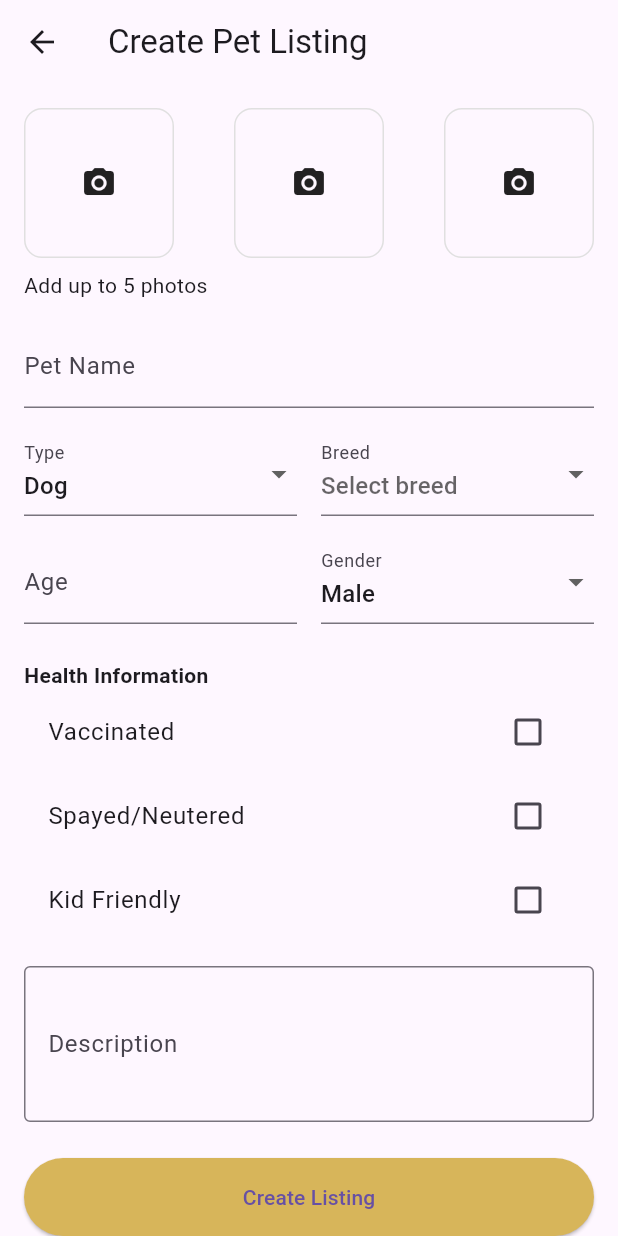
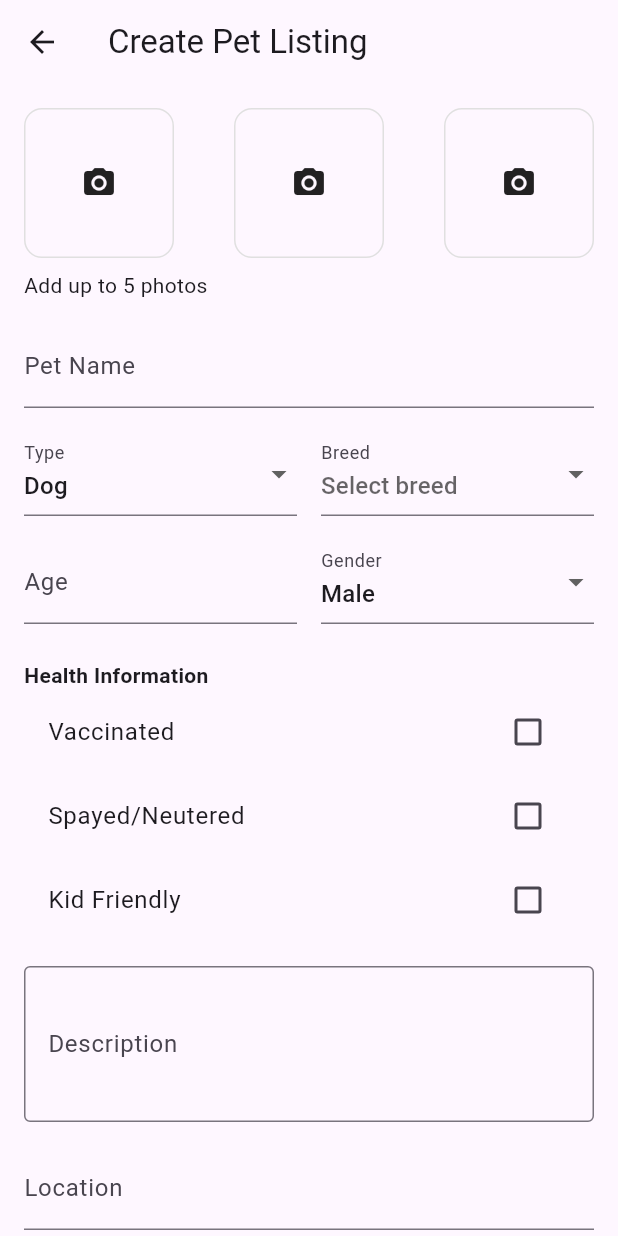
Before and after one commit to GNbros/fureverhome, a Flutter app: the CreatePetListingPage screen opened directly, on a phone screen of 412 x 824 dp. Run offline on Flutter 3.47's test engine with Material 3 defaults, Android fonts, the phone set to English and light mode, and no system bars; network calls fail.

Commit message:
fix some details

```diff
--- a/lib/views/create_pet_listing.dart
+++ b/lib/views/create_pet_listing.dart
@@ -113,6 +113,14 @@ class CreatePetListingPage extends StatelessWidget {
               maxLines: 3,
             ),
 
+            const SizedBox(height: 16),
+            const TextField(
+              decoration: InputDecoration(
+                labelText: "Location",
+                hintText: "Enter your location",
+              ),
+            ),
+
             const SizedBox(height: 24),
             SizedBox(
               width: double.infinity,
--- a/lib/views/search/pet_details.dart
+++ b/lib/views/search/pet_details.dart
@@ -73,7 +73,7 @@ class PetDetailsPage extends StatelessWidget {
 
                 // Additional Info
                 _buildDetailTile(Icons.pets, "Breed", breed),
-                _buildDetailTile(Icons.health_and_safety, "Health", "Vaccinated, Dewormed, Healthy"),
+                _buildDetailTile(Icons.health_and_safety, "Healthy", "Vaccinated, Dewormed"),
                 _buildDetailTile(Icons.location_on, "Location", "San Francisco, CA"),
                 const SizedBox(height: 20),
 
```
